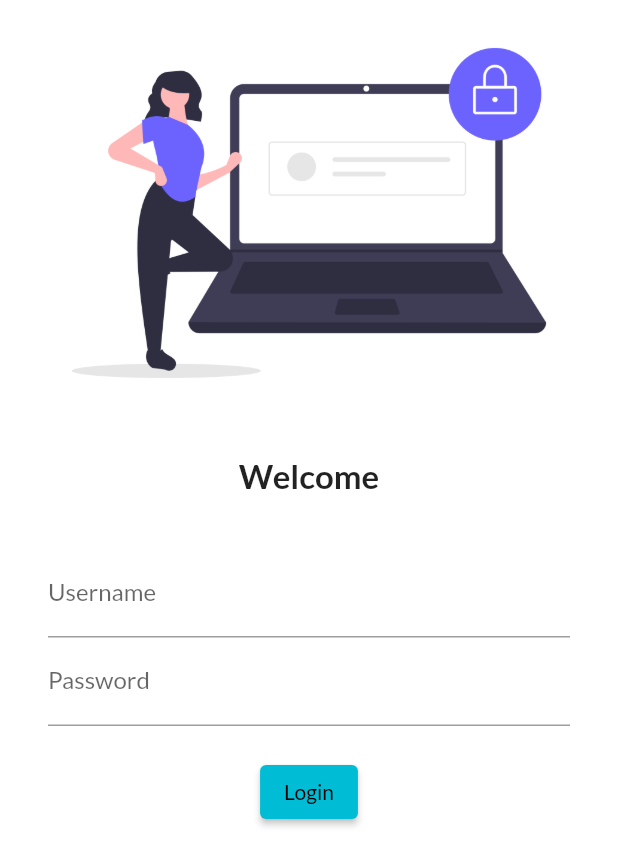
After one commit to danggkhoa2209/FlutterApp, a Flutter app: the screen it shows after launch, on a phone screen of 412 x 824 dp. The commit adds this screen. Shown: the top 866 px of the screen. Run offline on Flutter 3.47's test engine with Material 2 defaults, Android fonts, the phone set to English and light mode, and no system bars; our stand-ins replace google_fonts.

Commit message:
day 4 completed

```diff
--- a/lib/main.dart
+++ b/lib/main.dart
@@ -1,5 +1,7 @@
 import 'package:flutter/material.dart';
-import 'package:flutter_application/home_page.dart';
+import 'package:flutter_application/pages/home_page.dart';
+import 'package:flutter_application/pages/login_page.dart';
+import 'package:google_fonts/google_fonts.dart';
 
 void main() {
   runApp(MyApp());
@@ -8,6 +10,21 @@ void main() {
 class MyApp extends StatelessWidget {
   @override
   Widget build(BuildContext context) {
-    return MaterialApp(home: HomePage());
+    return MaterialApp(
+      themeMode: ThemeMode.light,
+      theme: ThemeData(
+        primarySwatch: Colors.cyan,
+        fontFamily: GoogleFonts.lato().fontFamily,
+      ),
+      darkTheme: ThemeData(
+        brightness: Brightness.dark,
+        //primarySwatch: Colors.red,
+      ),
+      routes: {
+        "/": (context) => LoginPage(),
+        "/home": (context) => HomePage(),
+        "/login": (context) => LoginPage()
+      },
+    );
   }
 }
--- /dev/null
+++ b/lib/pages/login_page.dart
@@ -0,0 +1,61 @@
+import 'package:flutter/material.dart';
+
+class LoginPage extends StatelessWidget {
+  @override
+  Widget build(BuildContext context) {
+    return Material(
+        color: Colors.white,
+        child: Column(
+          children: [
+            Image.asset(
+              "assets/images/login_image.png",
+              fit: BoxFit.cover,
+            ),
+            SizedBox(
+              height: 20.0,
+            ),
+            Text(
+              "Welcome",
+              style: TextStyle(
+                fontSize: 22,
+                fontWeight: FontWeight.bold,
+              ),
+            ),
+            SizedBox(
+              height: 20.0,
+            ),
+            Padding(
+              padding:
+                  const EdgeInsets.symmetric(vertical: 16.0, horizontal: 32.0),
+              child: Column(
+                children: [
+                  TextFormField(
+                    decoration: InputDecoration(
+                      hintText: "Enter Username",
+                      labelText: "Username",
+                    ),
+                  ),
+                  TextFormField(
+                    obscureText: true,
+                    decoration: InputDecoration(
+                      hintText: "Enter Password",
+                      labelText: "Password",
+                    ),
+                  ),
+                  SizedBox(
+                    height: 20.0,
+                  ),
+                  ElevatedButton(
+                    child: Text("Login"),
+                    style: TextButton.styleFrom(),
+                    onPressed: () {
+                      print("Hi Khoa");
+                    },
+                  )
+                ],
+              ),
+            )
+          ],
+        ));
+  }
+}
```
Also changed, not shown: pubspec.yaml (+4 -5 lines), assets/images/login_image.png (added), lib/pages/home_page.dart (renamed from lib/home_page.dart), pubspec.lock.
